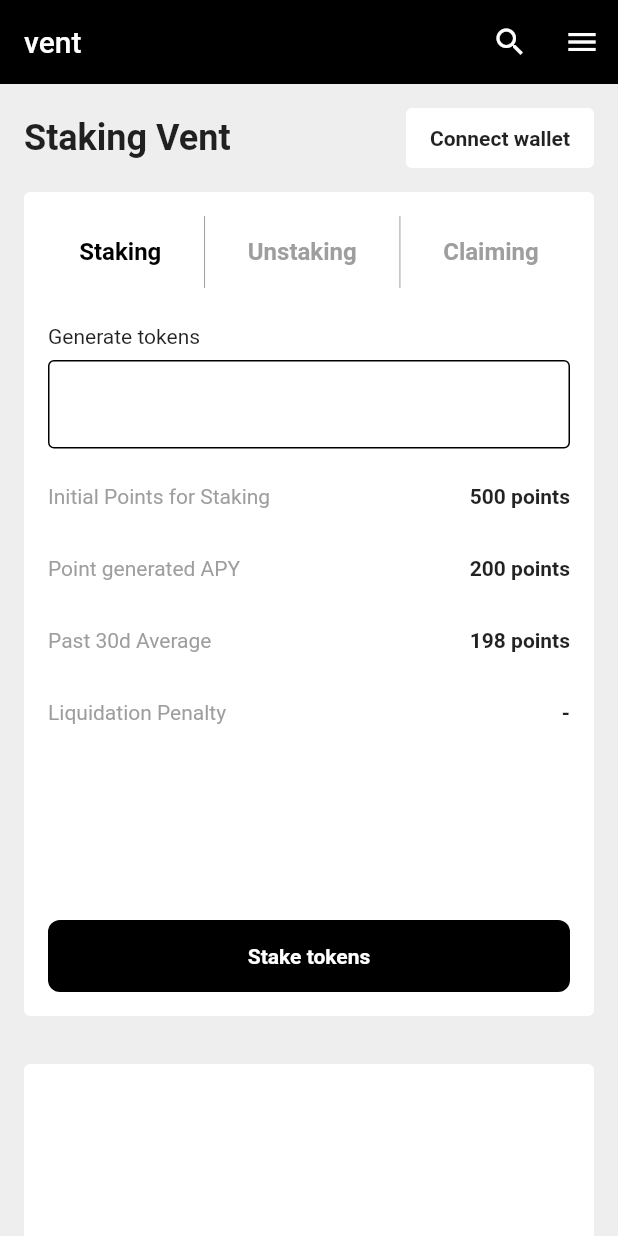
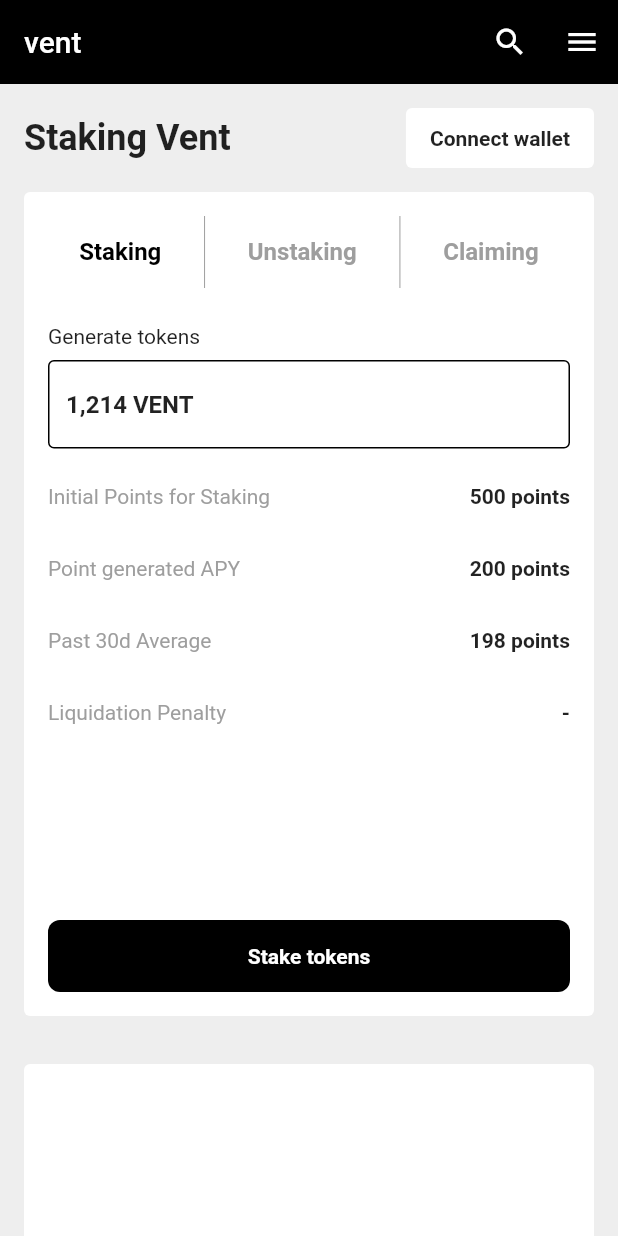
Before and after one commit to JAICHANGPARK/flutter_notebook_19th_story, a Flutter app: the screen it shows after launch, on a phone screen of 412 x 824 dp. Run offline on Flutter 3.47's test engine with Material 2 defaults, Android fonts, the phone set to English and light mode, and no system bars; our stand-ins replace cached_network_image, flutter_riverpod, freezed_annotation, smooth_page_indicator, video_player.

Commit message:
Update staking_main_page.dart

```diff
--- a/lib/ep1117_staking_app/src/ui/staking_main_page.dart
+++ b/lib/ep1117_staking_app/src/ui/staking_main_page.dart
@@ -10,9 +10,8 @@ class StakingMainPage extends StatefulWidget {
 class _StakingMainPageState extends State<StakingMainPage> with SingleTickerProviderStateMixin {
   int _tabIndex = 0;
   PageController _pageController = PageController();
-  TextEditingController _textEditingController = TextEditingController(
-    text: "1,214 VENT"
-  );
+  TextEditingController _textEditingController = TextEditingController(text: "1,214 VENT");
+
   @override
   Widget build(BuildContext context) {
     return Scaffold(
@@ -158,10 +157,13 @@ class _StakingMainPageState extends State<StakingMainPage> with SingleTickerProv
                                       height: 24,
                                     ),
                                     const Text("Generate tokens"),
-                                    const Padding(
+                                    Padding(
                                       padding: EdgeInsets.symmetric(vertical: 8),
                                       child: TextField(
-
+                                        controller: _textEditingController,
+                                        style: TextStyle(
+                                          fontWeight: FontWeight.bold,
+                                        ),
                                         decoration: InputDecoration(
                                           focusedBorder: OutlineInputBorder(),
                                           enabledBorder: OutlineInputBorder(),
```
